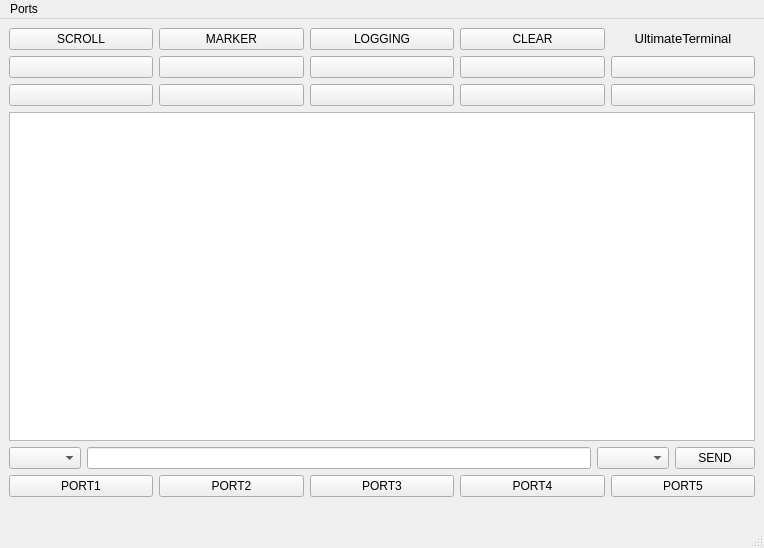
Before: the Qt Designer form sw/gui/MainWindow.ui in JacSko/UltimateTerminal, drawn with Qt 5.
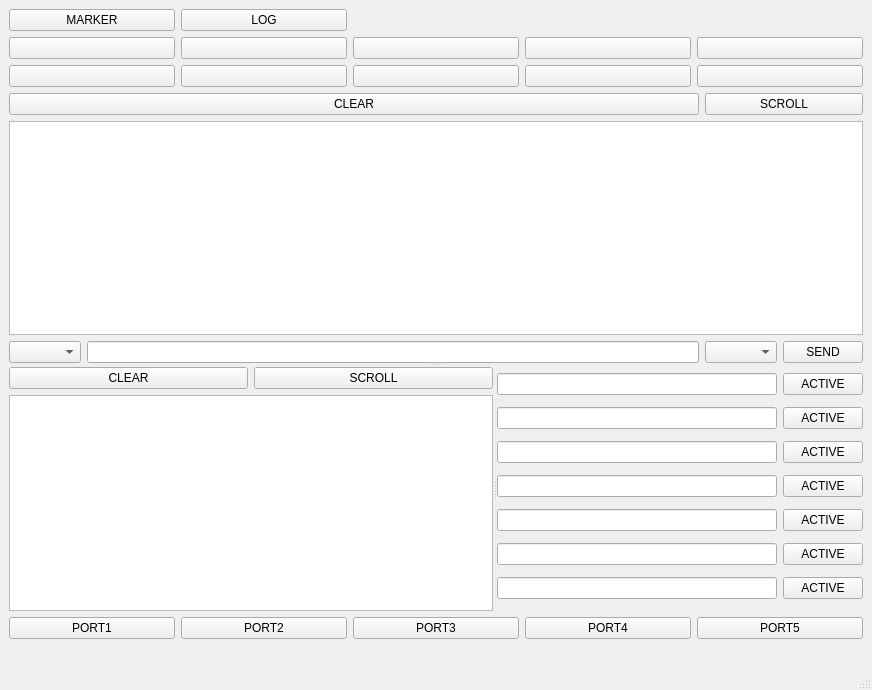
After: the same form once the commit is applied.

Commit message: MainWindow GUI update, added traceFilter's view

Diff of the .ui file:
```diff
--- a/sw/gui/MainWindow.ui
+++ b/sw/gui/MainWindow.ui
@@ -6,257 +6,341 @@
    <rect>
     <x>0</x>
     <y>0</y>
-    <width>764</width>
-    <height>548</height>
+    <width>872</width>
+    <height>690</height>
    </rect>
   </property>
-  <property name="sizePolicy">
-   <sizepolicy hsizetype="Fixed" vsizetype="Fixed">
-    <horstretch>0</horstretch>
-    <verstretch>0</verstretch>
-   </sizepolicy>
-  </property>
   <property name="windowTitle">
    <string>UltimateTerminal</string>
   </property>
   <widget class="QWidget" name="centralwidget">
-   <property name="enabled">
-    <bool>true</bool>
-   </property>
    <property name="sizePolicy">
     <sizepolicy hsizetype="Maximum" vsizetype="Maximum">
      <horstretch>0</horstretch>
      <verstretch>0</verstretch>
     </sizepolicy>
    </property>
-   <layout class="QVBoxLayout" name="verticalLayout">
-    <item>
-     <layout class="QGridLayout" name="gridLayout_2" rowstretch="1,0,0,0,0,0,0,0,0,0" columnstretch="0,0,0,0,0">
+   <layout class="QGridLayout" name="gridLayout">
+    <item row="0" column="0">
+     <layout class="QVBoxLayout" name="verticalLayout_3">
       <property name="sizeConstraint">
-       <enum>QLayout::SetMaximumSize</enum>
+       <enum>QLayout::SetDefaultConstraint</enum>
       </property>
-      <item row="3" column="4">
-       <widget class="QPushButton" name="userButton_10">
-        <property name="text">
-         <string/>
-        </property>
-       </widget>
-      </item>
-      <item row="9" column="1">
-       <widget class="QLabel" name="portLabel_2">
-        <property name="sizePolicy">
-         <sizepolicy hsizetype="Ignored" vsizetype="Preferred">
-          <horstretch>0</horstretch>
-          <verstretch>0</verstretch>
-         </sizepolicy>
-        </property>
-        <property name="text">
-         <string/>
-        </property>
-       </widget>
-      </item>
-      <item row="0" column="3">
-       <widget class="QPushButton" name="clearButton">
-        <property name="text">
-         <string>CLEAR</string>
-        </property>
-       </widget>
-      </item>
-      <item row="9" column="4">
-       <widget class="QLabel" name="portLabel_5">
-        <property name="sizePolicy">
-         <sizepolicy hsizetype="Ignored" vsizetype="Preferred">
-          <horstretch>0</horstretch>
-          <verstretch>0</verstretch>
-         </sizepolicy>
-        </property>
-        <property name="text">
-         <string/>
-        </property>
-       </widget>
-      </item>
-      <item row="4" column="0" colspan="5">
-       <widget class="QListWidget" name="terminalView">
-        <property name="autoScrollMargin">
-         <number>2</number>
-        </property>
-        <property name="verticalScrollMode">
-         <enum>QAbstractItemView::ScrollPerPixel</enum>
-        </property>
-       </widget>
-      </item>
-      <item row="9" column="0">
-       <widget class="QLabel" name="portLabel_1">
-        <property name="sizePolicy">
-         <sizepolicy hsizetype="Ignored" vsizetype="Preferred">
-          <horstretch>0</horstretch>
-          <verstretch>0</verstretch>
-         </sizepolicy>
-        </property>
-        <property name="text">
-         <string/>
-        </property>
-       </widget>
-      </item>
-      <item row="2" column="0">
+      <item>
+       <layout class="QGridLayout" name="userButtonsLayout">
+        <item row="1" column="0">
        <widget class="QPushButton" name="userButton_1">
         <property name="text">
          <string/>
         </property>
        </widget>
       </item>
-      <item row="2" column="1">
+        <item row="1" column="1">
        <widget class="QPushButton" name="userButton_2">
         <property name="text">
          <string/>
         </property>
        </widget>
       </item>
-      <item row="8" column="3">
-       <widget class="QPushButton" name="portButton_4">
+        <item row="1" column="4">
+         <widget class="QPushButton" name="userButton_5">
         <property name="text">
-         <string>PORT4</string>
-        </property>
-       </widget>
-      </item>
-      <item row="3" column="3">
-       <widget class="QPushButton" name="userButton_9">
-        <property name="text">
          <string/>
         </property>
        </widget>
       </item>
-      <item row="2" column="3">
-       <widget class="QPushButton" name="userButton_4">
-        <property name="text">
-         <string/>
-        </property>
-       </widget>
-      </item>
-      <item row="0" column="4">
-       <widget class="QLabel" name="applicationName">
-        <property name="sizePolicy">
-         <sizepolicy hsizetype="Preferred" vsizetype="Maximum">
-          <horstretch>0</horstretch>
-          <verstretch>0</verstretch>
-         </sizepolicy>
-        </property>
-        <property name="font">
-         <font>
-          <pointsize>10</pointsize>
-         </font>
-        </property>
-        <property name="text">
-         <string>UltimateTerminal</string>
-        </property>
-        <property name="alignment">
-         <set>Qt::AlignCenter</set>
-        </property>
-       </widget>
-      </item>
-      <item row="2" column="2">
+        <item row="1" column="2">
        <widget class="QPushButton" name="userButton_3">
         <property name="text">
          <string/>
         </property>
        </widget>
       </item>
-      <item row="9" column="3">
-       <widget class="QLabel" name="portLabel_4">
-        <property name="sizePolicy">
-         <sizepolicy hsizetype="Ignored" vsizetype="Preferred">
-          <horstretch>0</horstretch>
-          <verstretch>0</verstretch>
-         </sizepolicy>
-        </property>
+        <item row="1" column="3">
+         <widget class="QPushButton" name="userButton_4">
+          <property name="text">
+           <string/>
+          </property>
+         </widget>
+        </item>
+        <item row="0" column="4">
+         <widget class="QLabel" name="infoLabel">
         <property name="text">
          <string/>
         </property>
        </widget>
       </item>
-      <item row="6" column="0" colspan="5">
-       <layout class="QHBoxLayout" name="horizontalLayout_2">
+        <item row="2" column="0">
+         <widget class="QPushButton" name="userButton_6">
+          <property name="text">
+           <string/>
+          </property>
+         </widget>
+        </item>
+        <item row="2" column="1">
+         <widget class="QPushButton" name="userButton_7">
+          <property name="text">
+           <string/>
+          </property>
+         </widget>
+        </item>
+        <item row="2" column="2">
+         <widget class="QPushButton" name="userButton_8">
+          <property name="text">
+           <string/>
+          </property>
+         </widget>
+        </item>
+        <item row="2" column="3">
+         <widget class="QPushButton" name="userButton_9">
+          <property name="text">
+           <string/>
+          </property>
+         </widget>
+        </item>
+        <item row="2" column="4">
+         <widget class="QPushButton" name="userButton_10">
+          <property name="text">
+           <string/>
+          </property>
+         </widget>
+        </item>
+        <item row="0" column="0">
+         <widget class="QPushButton" name="markerButton">
+          <property name="text">
+           <string>MARKER</string>
+          </property>
+         </widget>
+        </item>
+        <item row="0" column="1">
+         <widget class="QPushButton" name="loggingButton">
+          <property name="text">
+           <string>LOG</string>
+          </property>
+         </widget>
+        </item>
+       </layout>
+      </item>
         <item>
+       <widget class="QSplitter" name="splitter_2">
+        <property name="orientation">
+         <enum>Qt::Vertical</enum>
+        </property>
+        <widget class="QWidget" name="gridLayoutWidget_2">
+         <layout class="QGridLayout" name="terminalLayout">
+          <item row="2" column="3">
+           <widget class="QPushButton" name="sendButton">
+            <property name="text">
+             <string>SEND</string>
+            </property>
+           </widget>
+          </item>
+          <item row="2" column="0">
          <widget class="QComboBox" name="portComboBox"/>
         </item>
-        <item>
+          <item row="1" column="0" colspan="4">
+           <widget class="QListWidget" name="terminalView"/>
+          </item>
+          <item row="2" column="1">
          <widget class="QLineEdit" name="textEdit"/>
         </item>
-        <item>
+          <item row="2" column="2">
          <widget class="QComboBox" name="lineEndingComboBox"/>
         </item>
+          <item row="0" column="2" colspan="2">
+           <widget class="QPushButton" name="scrollButton">
+            <property name="text">
+             <string>SCROLL</string>
+            </property>
+           </widget>
+          </item>
+          <item row="0" column="0" colspan="2">
+           <widget class="QPushButton" name="clearButton">
+            <property name="text">
+             <string>CLEAR</string>
+            </property>
+           </widget>
+          </item>
+         </layout>
+        </widget>
+        <widget class="QWidget" name="layoutWidget">
+         <layout class="QVBoxLayout" name="verticalLayout_2">
         <item>
-         <widget class="QPushButton" name="sendButton">
+           <widget class="QSplitter" name="splitter">
+            <property name="orientation">
+             <enum>Qt::Horizontal</enum>
+            </property>
+            <widget class="QWidget" name="gridLayoutWidget_3">
+             <layout class="QGridLayout" name="traceFilterLayout">
+              <item row="0" column="0">
+               <widget class="QPushButton" name="traceClearButton">
           <property name="text">
-           <string>SEND</string>
+                 <string>CLEAR</string>
           </property>
          </widget>
         </item>
-       </layout>
-      </item>
-      <item row="8" column="1">
+              <item row="0" column="1">
+               <widget class="QPushButton" name="traceScrollButton">
+                <property name="text">
+                 <string>SCROLL</string>
+                </property>
+               </widget>
+              </item>
+              <item row="1" column="0" colspan="2">
+               <widget class="QListWidget" name="traceViw">
+                <property name="sizePolicy">
+                 <sizepolicy hsizetype="Expanding" vsizetype="Expanding">
+                  <horstretch>0</horstretch>
+                  <verstretch>0</verstretch>
+                 </sizepolicy>
+                </property>
+               </widget>
+              </item>
+             </layout>
+            </widget>
+            <widget class="QWidget" name="gridLayoutWidget_5">
+             <layout class="QGridLayout" name="traceFilterSetting">
+              <item row="1" column="0">
+               <widget class="QLineEdit" name="traceFilter_2"/>
+              </item>
+              <item row="0" column="0">
+               <widget class="QLineEdit" name="traceFilter_1"/>
+              </item>
+              <item row="6" column="1">
+               <widget class="QPushButton" name="traceFilterButton_7">
+                <property name="text">
+                 <string>ACTIVE</string>
+                </property>
+               </widget>
+              </item>
+              <item row="4" column="0">
+               <widget class="QLineEdit" name="traceFilter_5"/>
+              </item>
+              <item row="0" column="1">
+               <widget class="QPushButton" name="traceFilterButton_1">
+                <property name="text">
+                 <string>ACTIVE</string>
+                </property>
+               </widget>
+              </item>
+              <item row="2" column="0">
+               <widget class="QLineEdit" name="traceFilter_3"/>
+              </item>
+              <item row="5" column="0">
+               <widget class="QLineEdit" name="traceFilter_6"/>
+              </item>
+              <item row="4" column="1">
+               <widget class="QPushButton" name="traceFilterButton_5">
+                <property name="text">
+                 <string>ACTIVE</string>
+                </property>
+               </widget>
+              </item>
+              <item row="3" column="1">
+               <widget class="QPushButton" name="traceFilterButton_4">
+                <property name="text">
+                 <string>ACTIVE</string>
+                </property>
+               </widget>
+              </item>
+              <item row="2" column="1">
+               <widget class="QPushButton" name="traceFilterButton_3">
+                <property name="text">
+                 <string>ACTIVE</string>
+                </property>
+               </widget>
+              </item>
+              <item row="5" column="1">
+               <widget class="QPushButton" name="traceFilterButton_6">
+                <property name="text">
+                 <string>ACTIVE</string>
+                </property>
+               </widget>
+              </item>
+              <item row="3" column="0">
+               <widget class="QLineEdit" name="traceFilter_4"/>
+              </item>
+              <item row="6" column="0">
+               <widget class="QLineEdit" name="traceFilter_7"/>
+              </item>
+              <item row="1" column="1">
+               <widget class="QPushButton" name="traceFilterButton_2">
+                <property name="text">
+                 <string>ACTIVE</string>
+                </property>
+               </widget>
+              </item>
+             </layout>
+            </widget>
+           </widget>
+          </item>
+          <item>
+           <layout class="QGridLayout" name="portButtonsLayout">
+            <item row="0" column="1">
        <widget class="QPushButton" name="portButton_2">
         <property name="text">
          <string>PORT2</string>
         </property>
        </widget>
       </item>
-      <item row="3" column="0">
-       <widget class="QPushButton" name="userButton_6">
+            <item row="0" column="4">
+             <widget class="QPushButton" name="portButton_5">
         <property name="text">
-         <string/>
+               <string>PORT5</string>
         </property>
        </widget>
       </item>
-      <item row="8" column="0">
+            <item row="0" column="0">
        <widget class="QPushButton" name="portButton_1">
-        <property name="enabled">
-         <bool>true</bool>
-        </property>
         <property name="text">
          <string>PORT1</string>
         </property>
        </widget>
       </item>
-      <item row="3" column="2">
-       <widget class="QPushButton" name="userButton_8">
-        <property name="text">
-         <string/>
-        </property>
-       </widget>
-      </item>
-      <item row="8" column="2">
+            <item row="0" column="2">
        <widget class="QPushButton" name="portButton_3">
         <property name="text">
          <string>PORT3</string>
         </property>
        </widget>
       </item>
-      <item row="0" column="1">
-       <widget class="QPushButton" name="markerButton">
+            <item row="0" column="3">
+             <widget class="QPushButton" name="portButton_4">
         <property name="text">
-         <string>MARKER</string>
+               <string>PORT4</string>
         </property>
        </widget>
       </item>
-      <item row="0" column="2">
-       <widget class="QPushButton" name="loggingButton">
+            <item row="1" column="0">
+             <widget class="QLabel" name="portLabel_1">
+              <property name="sizePolicy">
+               <sizepolicy hsizetype="Preferred" vsizetype="Maximum">
+                <horstretch>0</horstretch>
+                <verstretch>0</verstretch>
+               </sizepolicy>
+              </property>
         <property name="text">
-         <string>LOGGING</string>
+               <string/>
         </property>
        </widget>
       </item>
-      <item row="8" column="4">
-       <widget class="QPushButton" name="portButton_5">
+            <item row="1" column="1">
+             <widget class="QLabel" name="portLabel_2">
+              <property name="sizePolicy">
+               <sizepolicy hsizetype="Preferred" vsizetype="Maximum">
+                <horstretch>0</horstretch>
+                <verstretch>0</verstretch>
+               </sizepolicy>
+              </property>
         <property name="text">
-         <string>PORT5</string>
+               <string/>
         </property>
        </widget>
       </item>
-      <item row="9" column="2">
+            <item row="1" column="2">
        <widget class="QLabel" name="portLabel_3">
         <property name="sizePolicy">
-         <sizepolicy hsizetype="Ignored" vsizetype="Preferred">
+               <sizepolicy hsizetype="Preferred" vsizetype="Maximum">
           <horstretch>0</horstretch>
           <verstretch>0</verstretch>
          </sizepolicy>
@@ -266,25 +350,36 @@
         </property>
        </widget>
       </item>
-      <item row="2" column="4">
-       <widget class="QPushButton" name="userButton_5">
+            <item row="1" column="3">
+             <widget class="QLabel" name="portLabel_4">
+              <property name="sizePolicy">
+               <sizepolicy hsizetype="Preferred" vsizetype="Maximum">
+                <horstretch>0</horstretch>
+                <verstretch>0</verstretch>
+               </sizepolicy>
+              </property>
         <property name="text">
          <string/>
         </property>
        </widget>
       </item>
-      <item row="3" column="1">
-       <widget class="QPushButton" name="userButton_7">
+            <item row="1" column="4">
+             <widget class="QLabel" name="portLabel_5">
+              <property name="sizePolicy">
+               <sizepolicy hsizetype="Preferred" vsizetype="Maximum">
+                <horstretch>0</horstretch>
+                <verstretch>0</verstretch>
+               </sizepolicy>
+              </property>
         <property name="text">
          <string/>
         </property>
        </widget>
       </item>
-      <item row="0" column="0">
-       <widget class="QPushButton" name="scrollButton">
-        <property name="text">
-         <string>SCROLL</string>
-        </property>
+           </layout>
+          </item>
+         </layout>
+        </widget>
        </widget>
       </item>
      </layout>
@@ -296,29 +391,10 @@
     <rect>
      <x>0</x>
      <y>0</y>
-     <width>764</width>
+     <width>872</width>
      <height>22</height>
     </rect>
    </property>
-   <widget class="QMenu" name="menuHelp">
-    <property name="title">
-     <string>Ports</string>
-    </property>
-    <widget class="QMenu" name="menuPort_2">
-     <property name="title">
-      <string>Port 1</string>
-     </property>
-     <addaction name="actionOpen_2"/>
-     <addaction name="actionClose_2"/>
-     <addaction name="actionSetup_2"/>
-    </widget>
-    <addaction name="menuPort_2"/>
-    <addaction name="actionType_2"/>
-    <addaction name="actionPort_3"/>
-    <addaction name="actionPort_4"/>
-    <addaction name="actionPort_5"/>
-   </widget>
-   <addaction name="menuHelp"/>
   </widget>
   <widget class="QStatusBar" name="statusbar"/>
   <action name="actionStart_logging_to_file">
```
Left out of the diff: 90 changed lines with no effect on the pictures. Lines whose indentation alone changed are shown as unchanged. The commit also changes 1 other file.
